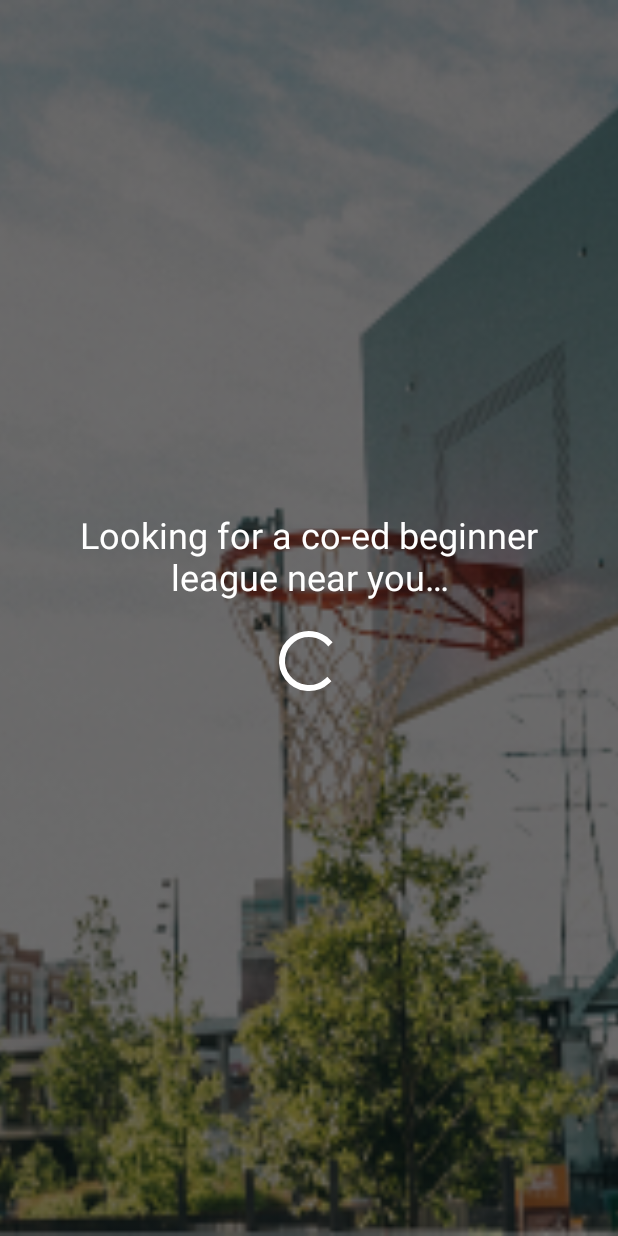
After one commit to r52698/Swoosh, an Android app: the layout activity_finish.xml on its own in the app's theme, with its tools: preview values and no code run, on a phone screen of 412 x 824 dp. The commit adds this screen. Run offline under Robolectric (Android 15) with nearby library versions, the phone set to English and light mode, and no system bars.

Commit message:
lesson 8

```diff
--- a/app/src/main/java/com/example/org/swoosh/Constants.kt
+++ /dev/null
@@ -1,3 +0,0 @@
-package com.example.org.swoosh
-
-const val EXTRA_LEAGUE = "league"
--- a/app/src/main/java/com/example/org/swoosh/BaseActivity.kt
+++ b/app/src/main/java/com/example/org/swoosh/Controller/BaseActivity.kt
@@ -1,4 +1,4 @@
-package com.example.org.swoosh
+package com.example.org.swoosh.Controller
 
 import android.support.v7.app.AppCompatActivity
 import android.os.Bundle
--- a/app/src/main/java/com/example/org/swoosh/LeagueActivity.kt
+++ b/app/src/main/java/com/example/org/swoosh/Controller/LeagueActivity.kt
@@ -1,10 +1,11 @@
-package com.example.org.swoosh
+package com.example.org.swoosh.Controller
 
 import android.content.Intent
-import android.support.v7.app.AppCompatActivity
 import android.os.Bundle
 import android.view.View
 import android.widget.Toast
+import com.example.org.swoosh.Utilities.EXTRA_LEAGUE
+import com.example.org.swoosh.R
 import kotlinx.android.synthetic.main.activity_league.*
 
 class LeagueActivity : BaseActivity() {
--- a/app/src/main/java/com/example/org/swoosh/WelcomeActivity.kt
+++ b/app/src/main/java/com/example/org/swoosh/Controller/WelcomeActivity.kt
@@ -1,8 +1,8 @@
-package com.example.org.swoosh
+package com.example.org.swoosh.Controller
 
 import android.content.Intent
-import android.support.v7.app.AppCompatActivity
 import android.os.Bundle
+import com.example.org.swoosh.R
 import kotlinx.android.synthetic.main.activity_welcome.*
 
 class WelcomeActivity : BaseActivity() {
--- /dev/null
+++ b/app/src/main/java/com/example/org/swoosh/Utilities/Constants.kt
@@ -0,0 +1,4 @@
+package com.example.org.swoosh.Utilities
+
+const val EXTRA_LEAGUE = "league"
+const val EXTRA_SKILL = "skill"
--- /dev/null
+++ b/app/src/main/res/layout/activity_finish.xml
@@ -0,0 +1,35 @@
+<?xml version="1.0" encoding="utf-8"?>
+<android.support.constraint.ConstraintLayout
+        xmlns:android="http://schemas.android.com/apk/res/android"
+        xmlns:tools="http://schemas.android.com/tools"
+        xmlns:app="http://schemas.android.com/apk/res-auto"
+        android:layout_width="match_parent"
+        android:layout_height="match_parent"
+        tools:context=".Controller.FinishActivity">
+
+    <ImageView
+            android:layout_width="0dp"
+            android:layout_height="0dp" app:srcCompat="@drawable/exercisebg"
+            android:id="@+id/imageView5"
+            app:layout_constraintTop_toTopOf="parent" app:layout_constraintEnd_toEndOf="parent"
+            app:layout_constraintBottom_toBottomOf="parent" app:layout_constraintStart_toStartOf="parent"
+            android:scaleType="centerCrop" android:contentDescription="@string/exercise_background_image"/>
+    <TextView
+            android:layout_width="0dp"
+            android:layout_height="wrap_content"
+            android:id="@+id/searchLeaguesText" app:layout_constraintEnd_toEndOf="parent"
+            app:layout_constraintStart_toStartOf="parent" android:layout_marginStart="16dp"
+            app:layout_constraintTop_toTopOf="@+id/imageView5" android:layout_marginBottom="8dp"
+            app:layout_constraintBottom_toBottomOf="@+id/imageView5"
+            tools:text="Looking for a co-ed beginner league near you…" android:textColor="@android:color/white"
+            android:textSize="24sp" android:layout_marginEnd="16dp" android:textAlignment="center"
+            app:layout_constraintVertical_bias="0.45"/>
+    <ProgressBar
+            style="?android:attr/progressBarStyle"
+            android:layout_width="wrap_content"
+            android:layout_height="wrap_content"
+            android:id="@+id/progressBar" android:layout_marginTop="16dp"
+            app:layout_constraintTop_toBottomOf="@+id/searchLeaguesText" app:layout_constraintEnd_toEndOf="parent"
+            android:layout_marginEnd="8dp" app:layout_constraintStart_toStartOf="parent"
+            android:layout_marginStart="8dp"/>
+</android.support.constraint.ConstraintLayout>
--- a/app/src/main/res/layout/activity_league.xml
+++ b/app/src/main/res/layout/activity_league.xml
@@ -5,7 +5,7 @@
         xmlns:app="http://schemas.android.com/apk/res-auto"
         android:layout_width="match_parent"
         android:layout_height="match_parent"
-        tools:context=".LeagueActivity">
+        tools:context=".Controller.LeagueActivity">
 
     <ImageView
             android:layout_width="0dp"
@@ -64,7 +64,7 @@
             android:text="@string/next"
             android:layout_width="0dp"
             android:layout_height="wrap_content"
-            android:id="@+id/leagueNextButton" app:layout_constraintEnd_toEndOf="parent" android:layout_marginEnd="16dp"
+            android:id="@+id/skillFinishBtn" app:layout_constraintEnd_toEndOf="parent" android:layout_marginEnd="16dp"
             app:layout_constraintStart_toStartOf="parent" android:layout_marginStart="16dp"
             android:layout_marginBottom="16dp" app:layout_constraintBottom_toBottomOf="@+id/imageView3"
             android:textColor="@android:color/white" android:background="@drawable/swoosh_button"
--- a/app/src/main/res/values/strings.xml
+++ b/app/src/main/res/values/strings.xml
@@ -19,4 +19,5 @@
     <string name="beginner">Beginner</string>
     <string name="baller">Baller</string>
     <string name="i_am_a">I am a</string>
+    <string name="exercise_background_image">exercise background image</string>
 </resources>
```
Also changed, not shown: app/src/main/AndroidManifest.xml (+6 -4 lines), app/src/main/java/com/example/org/swoosh/Controller/FinishActivity.kt (added, +24 -0 lines), app/src/main/java/com/example/org/swoosh/Controller/SkillActivity.kt (added, +43 -0 lines), app/src/main/java/com/example/org/swoosh/SkillActivity.kt (deleted, +0 -15 lines), app/src/main/res/layout/activity_skill.xml (+13 -9 lines).
